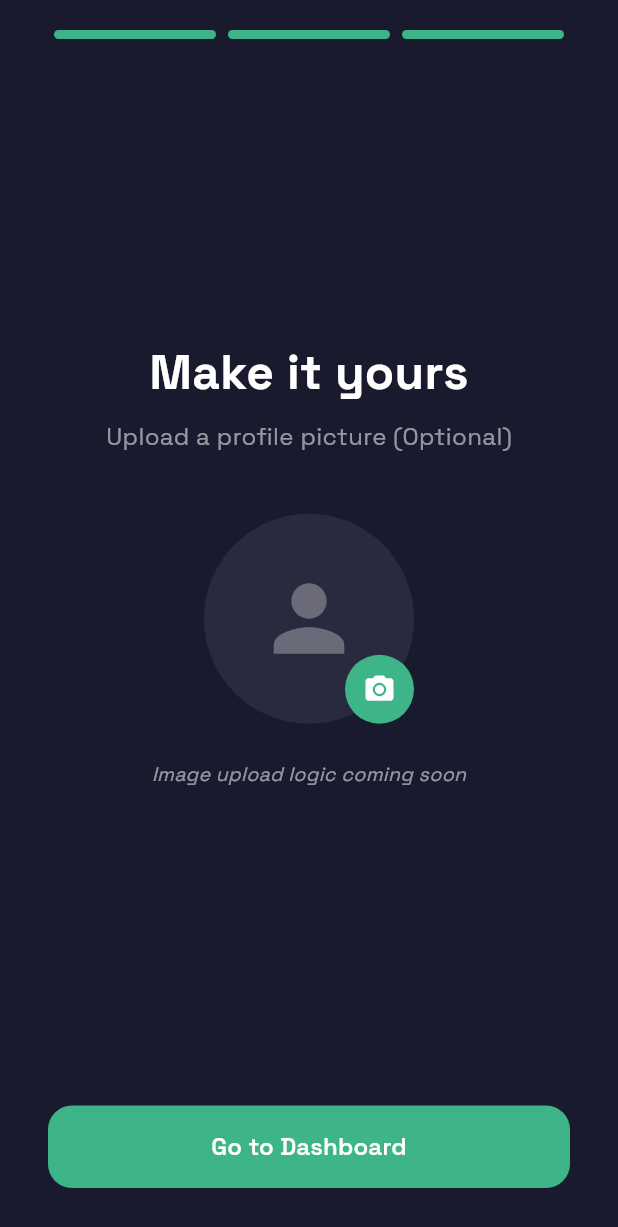
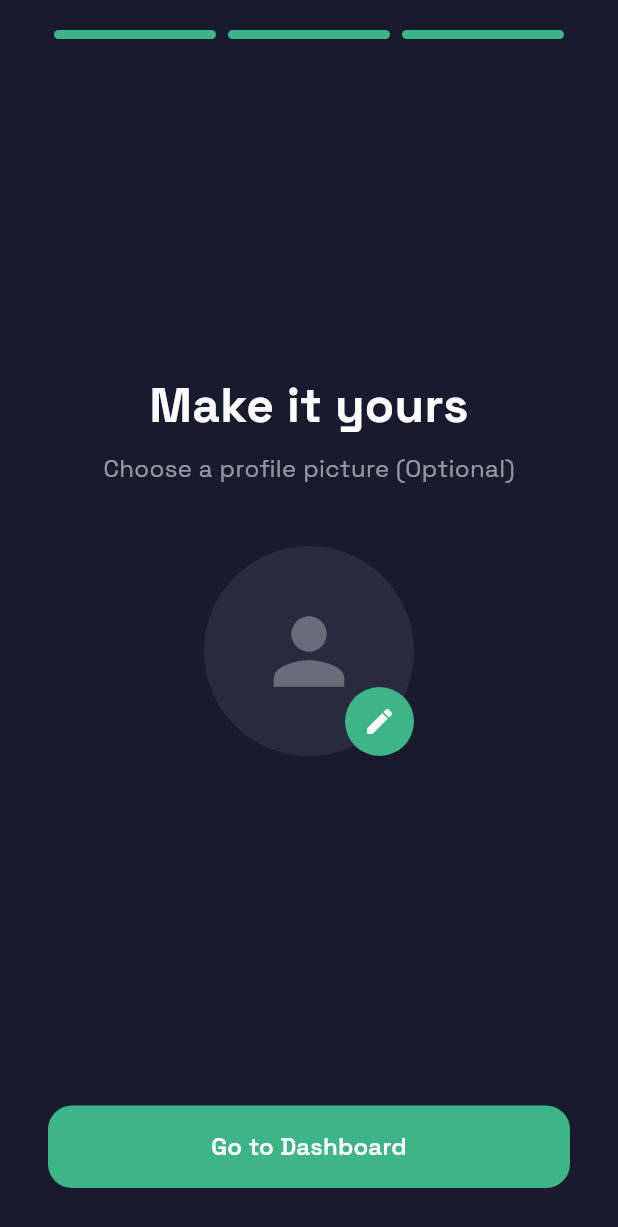
Before and after one commit to shubh-exe23/SPENDWISE, a Flutter app: the OnboardingScreen screen opened directly, swiped to page 3, on a phone screen of 412 x 824 dp. Shown: the top 1227 px of the screen. Run offline on Flutter 3.47's test engine with Material 3 defaults, Android fonts, the phone set to English and light mode, and no system bars; our stand-ins replace csv, fl_chart, flutter_local_notifications, google_fonts, pdf, permission_handler and 1 more; missing offline and left inert: file_saver; accounts and stored records are empty.

Commit message:
Fixed onboarding page

```diff
--- a/SpendWise/lib/views/onboarding_screen.dart
+++ b/SpendWise/lib/views/onboarding_screen.dart
@@ -3,6 +3,7 @@ import 'package:shared_preferences/shared_preferences.dart';
 import '../services/api_service.dart';
 import 'homepage.dart';
 import '../main.dart'; // To update the global currencyNotifier
+import 'avatar_selection_page.dart'; // ── MAKE SURE THIS IMPORT MATCHES YOUR FILE NAME ──
 
 class OnboardingScreen extends StatefulWidget {
   const OnboardingScreen({super.key});
@@ -22,6 +23,9 @@ class _OnboardingScreenState extends State<OnboardingScreen> {
   final TextEditingController _nameCtrl = TextEditingController();
   String _selectedCurrency = '₹ INR';
   final List<String> _currencies = ['₹ INR', '\$ USD', '€ EUR', '£ GBP', '¥ JPY'];
+
+  // ── NEW: AVATAR SELECTION STATE ──
+  String? _selectedAvatar;
 
   @override
   void dispose() {
@@ -43,10 +47,11 @@ class _OnboardingScreenState extends State<OnboardingScreen> {
   Future<void> _finishSetup() async {
     setState(() => _isLoading = true);
 
-    // 1. Save preferences to database
+    // 1. Save preferences to database (Now including the avatar!)
     final success = await ApiService.updateProfile({
       'name': _nameCtrl.text.trim(),
       'currency': _selectedCurrency,
+      if (_selectedAvatar != null) 'avatar': _selectedAvatar,
     });
 
     if (success) {
@@ -54,6 +59,11 @@ class _OnboardingScreenState extends State<OnboardingScreen> {
       currencyNotifier.value = _selectedCurrency;
       final prefs = await SharedPreferences.getInstance();
       await prefs.setString('currency', _selectedCurrency);
+
+      // Save the avatar locally so the homepage can display it immediately
+      if (_selectedAvatar != null) {
+        await prefs.setString('avatar', _selectedAvatar!);
+      }
 
       if (!mounted) return;
 
@@ -223,25 +233,46 @@ class _OnboardingScreenState extends State<OnboardingScreen> {
         children: [
           Text('Make it yours', style: TextStyle(fontSize: 32, fontWeight: FontWeight.w700, color: textColor)),
           const SizedBox(height: 8),
-          Text('Upload a profile picture (Optional)', style: TextStyle(fontSize: 16, color: hintColor)),
+          Text('Choose a profile picture (Optional)', style: TextStyle(fontSize: 16, color: hintColor)),
           const SizedBox(height: 40),
-          Stack(
+
+          // ── TAP TO OPEN AVATAR SELECTION ──
+          GestureDetector(
+            onTap: () async {
+              final result = await Navigator.push(
+                context,
+                MaterialPageRoute(builder: (_) => const AvatarSelectionPage()),
+              );
+
+              // If the user selected an avatar and didn't just hit the back button
+              if (result != null && result is String) {
+                setState(() {
+                  _selectedAvatar = result;
+                });
+              }
+            },
+            child: Stack(
               alignment: Alignment.bottomRight,
               children: [
                 CircleAvatar(
                   radius: 70,
                   backgroundColor: cardBg,
-                child: Icon(Icons.person, size: 70, color: hintColor.withOpacity(0.3)),
+                  // Show the selected avatar if one exists, otherwise null
+                  backgroundImage: _selectedAvatar != null ? AssetImage(_selectedAvatar!) : null,
+                  // Show the default icon only if no avatar is selected
+                  child: _selectedAvatar == null
+                      ? Icon(Icons.person, size: 70, color: hintColor.withOpacity(0.3))
+                      : null,
                 ),
                 Container(
                   padding: const EdgeInsets.all(12),
                   decoration: const BoxDecoration(color: _jade, shape: BoxShape.circle),
-                child: const Icon(Icons.camera_alt, color: Colors.white, size: 22),
+                  // Changed the camera icon to an edit icon since they are choosing an avatar
+                  child: const Icon(Icons.edit, color: Colors.white, size: 22),
                 ),
               ],
             ),
-          const SizedBox(height: 24),
-          Text('Image upload logic coming soon', style: TextStyle(fontSize: 13, color: hintColor, fontStyle: FontStyle.italic)),
+          ),
         ],
       ),
     );
```
Lines whose indentation alone changed are shown as unchanged.
